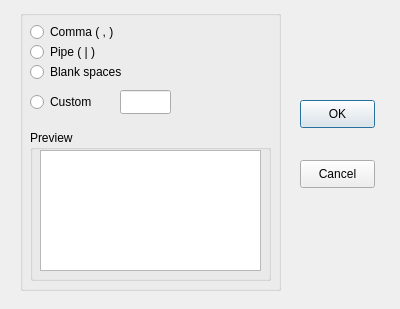
alexbruy/EasyGeoTagger, file easygeotagger/src/plugins/gps_plugin/textdelimiter.ui: the form before one commit.
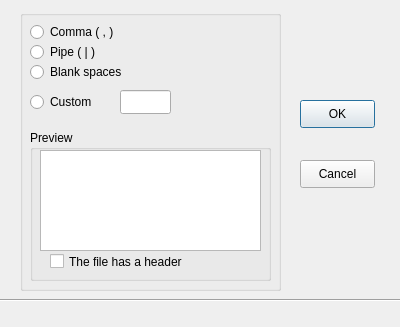
The form after the commit.

```diff
--- a/easygeotagger/src/plugins/gps_plugin/textdelimiter.ui
+++ b/easygeotagger/src/plugins/gps_plugin/textdelimiter.ui
@@ -6,7 +6,7 @@
     <x>0</x>
     <y>0</y>
     <width>400</width>
-    <height>309</height>
+    <height>327</height>
    </rect>
   </property>
   <property name="windowTitle" >
@@ -104,10 +104,23 @@
        <x>10</x>
        <y>20</y>
        <width>221</width>
-       <height>121</height>
+       <height>101</height>
       </rect>
      </property>
     </widget>
+    <widget class="QCheckBox" name="cbHeader" >
+     <property name="geometry" >
+      <rect>
+       <x>20</x>
+       <y>120</y>
+       <width>138</width>
+       <height>23</height>
+      </rect>
+     </property>
+     <property name="text" >
+      <string>The file has a header</string>
+     </property>
+    </widget>
    </widget>
   </widget>
   <widget class="QPushButton" name="pbtnOk" >
@@ -136,6 +149,32 @@
     <string>Cancel</string>
    </property>
   </widget>
+  <widget class="Line" name="line" >
+   <property name="geometry" >
+    <rect>
+     <x>-3</x>
+     <y>290</y>
+     <width>411</width>
+     <height>20</height>
+    </rect>
+   </property>
+   <property name="orientation" >
+    <enum>Qt::Horizontal</enum>
+   </property>
+  </widget>
+  <widget class="QLabel" name="lbStatus" >
+   <property name="geometry" >
+    <rect>
+     <x>0</x>
+     <y>300</y>
+     <width>391</width>
+     <height>20</height>
+    </rect>
+   </property>
+   <property name="text" >
+    <string/>
+   </property>
+  </widget>
  </widget>
  <resources/>
  <connections/>
```
